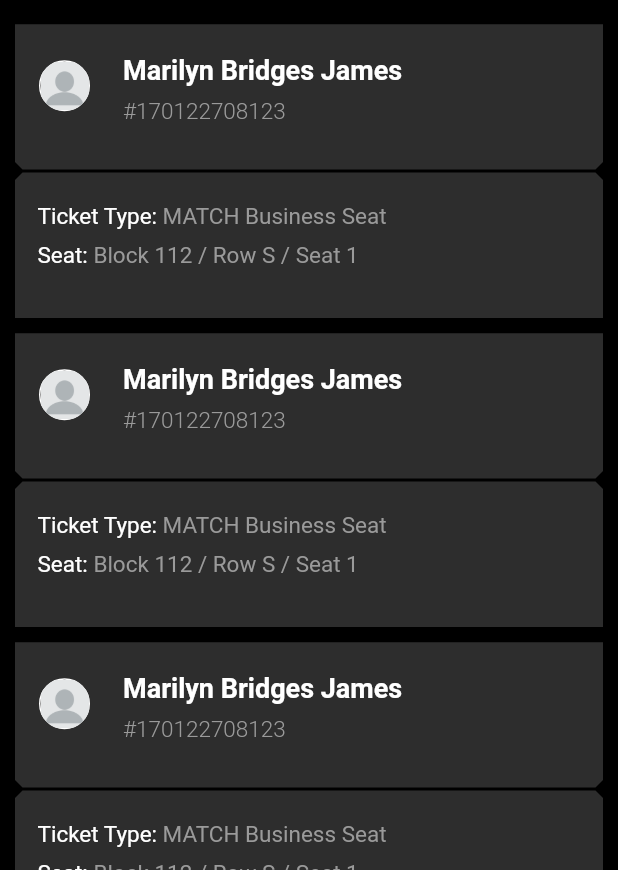
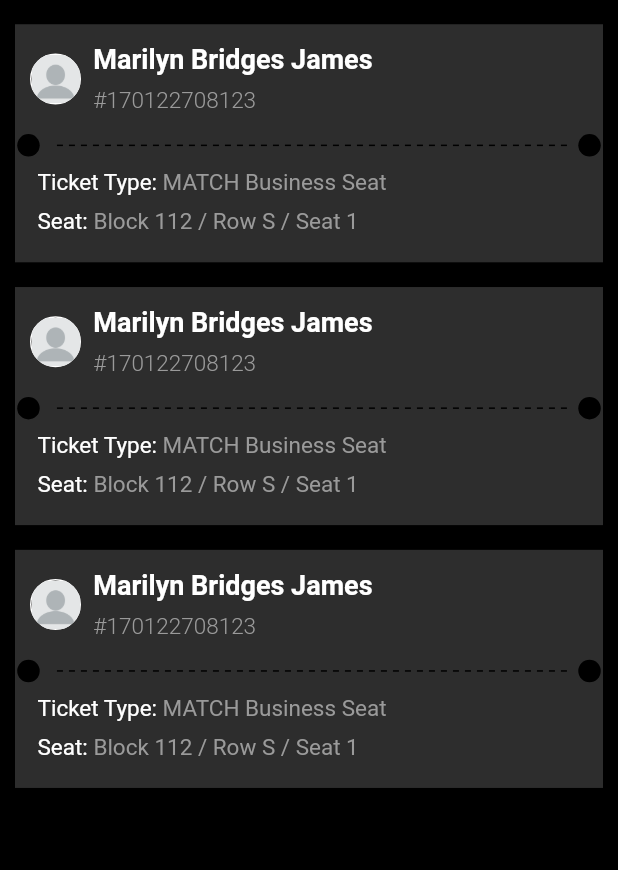
Before and after one commit to samaa99/ticketsTask, a Flutter app: the MatchInfo screen opened directly, on a phone screen of 412 x 824 dp, the part 366-1236 px from its top. Run offline on Flutter 3.47's test engine with Material 2 defaults, Android fonts, the phone set to English and light mode, and no system bars; drawn by our look-alikes of dotted_line; missing offline and left inert: solid_bottom_sheet.

Commit message:
rounded bottom sheet and trying with circles and line

```diff
--- a/lib/main.dart
+++ b/lib/main.dart
@@ -13,7 +13,11 @@ class MyApp extends StatelessWidget {
   Widget build(BuildContext context) {
     return MaterialApp(
       title: 'Flutter Demo',
-      theme: ThemeData(),
+      theme: ThemeData(
+        bottomSheetTheme: const BottomSheetThemeData(
+          backgroundColor: Colors.black,
+        ),
+      ),
       home: const UsersListPage(),
     );
   }
--- a/lib/screens/match_info_page.dart
+++ b/lib/screens/match_info_page.dart
@@ -1,3 +1,4 @@
+import 'package:dotted_line/dotted_line.dart';
 import 'package:flutter/material.dart';
 
 import '../constants.dart';
@@ -143,13 +144,14 @@ class _MatchInfoState extends State<MatchInfo> {
           height: _deviceHeight * 0.02,
         ),
         ListView.separated(
+            physics: const NeverScrollableScrollPhysics(),
             shrinkWrap: true,
             itemBuilder: (context, index) {
               return _buildTicketsDetailsColumn();
             },
             separatorBuilder: (context, index) {
               return SizedBox(
-                height: _deviceHeight * 0.01,
+                height: _deviceHeight * 0.02,
               );
             },
             itemCount: 3)
@@ -158,23 +160,20 @@ class _MatchInfoState extends State<MatchInfo> {
   }
 
   Widget _buildTicketsDetailsColumn() {
-    return Column(
-      children: [
-        Container(
-          height: _deviceHeight * 0.12,
-          child: Card(
-            margin: const EdgeInsets.only(bottom: 2),
-            shape: const BeveledRectangleBorder(
-              borderRadius: BorderRadius.only(
-                bottomRight: Radius.circular(5),
-                bottomLeft: Radius.circular(5),
-              ),
-            ),
+    return Container(
+      // padding: EdgeInsets.all(10),
+      margin: const EdgeInsets.only(bottom: 0),
       color: const Color(0xff2D2D2D),
       child: Padding(
         padding: const EdgeInsets.symmetric(vertical: 8.0),
-              child: ListTile(
-                leading: Container(
+        child: Column(
+          crossAxisAlignment: CrossAxisAlignment.start,
+          children: [
+            Padding(
+              padding: const EdgeInsets.symmetric(horizontal: 10, vertical: 5),
+              child: Row(
+                children: [
+                  Container(
                     width: 34,
                     height: 34,
                     clipBehavior: Clip.antiAlias,
@@ -188,38 +187,63 @@ class _MatchInfoState extends State<MatchInfo> {
                       width: 34,
                     ),
                   ),
-                title: const Text(
+                  SizedBox(
+                    width: _deviceWidth * 0.02,
+                  ),
+                  Column(
+                    crossAxisAlignment: CrossAxisAlignment.start,
+                    children: const [
+                      Text(
                         'Marilyn Bridges James',
                         maxLines: 1,
                         style: kTitleUserMainListTile,
                       ),
-                subtitle: const Padding(
+                      Padding(
                         padding: EdgeInsets.only(top: 8.0),
                         child: Text(
                           '#170122708123',
                           style: kSubTitleUserMainListTile,
                         ),
                       ),
+                    ],
+                  ),
+                ],
               ),
             ),
+            SizedBox(
+              height: _deviceHeight * 0.01,
+            ),
+            Row(
+              mainAxisAlignment: MainAxisAlignment.spaceEvenly,
+              children: [
+                Container(
+                  margin: EdgeInsets.only(right: 10),
+                  height: 15,
+                  width: 15,
+                  decoration: const BoxDecoration(
+                    color: Colors.black,
+                    shape: BoxShape.circle,
                   ),
                 ),
+                DottedLine(
+                  lineLength: _deviceWidth * 0.84,
+                ),
                 Container(
-          height: _deviceHeight * 0.12,
-          child: Card(
-            margin: const EdgeInsets.only(bottom: 2),
-            shape: const BeveledRectangleBorder(
-              borderRadius: BorderRadius.only(
-                topLeft: Radius.circular(5),
-                topRight: Radius.circular(5),
+                  height: 15,
+                  width: 15,
+                  decoration: const BoxDecoration(
+                    color: Colors.black,
+                    shape: BoxShape.circle,
                   ),
                 ),
-            color: Color(0xff2D2D2D),
-            child: Padding(
-              padding: const EdgeInsets.only(left: 15.0, right: 10, top: 20),
-              child: Column(
-                children: [
-                  Row(
+              ],
+            ),
+            SizedBox(
+              height: _deviceHeight * 0.01,
+            ),
+            Padding(
+              padding: const EdgeInsets.only(right: 15, left: 15),
+              child: Row(
                 children: const [
                   Text(
                     'Ticket Type: ',
@@ -235,10 +259,13 @@ class _MatchInfoState extends State<MatchInfo> {
                   ),
                 ],
               ),
+            ),
             SizedBox(
               height: _deviceHeight * 0.01,
             ),
-                  Row(
+            Padding(
+              padding: const EdgeInsets.only(right: 15, left: 15, bottom: 10),
+              child: Row(
                 children: const [
                   Text(
                     'Seat: ',
@@ -254,12 +281,27 @@ class _MatchInfoState extends State<MatchInfo> {
                   ),
                 ],
               ),
+            ),
           ],
         ),
       ),
-          ),
-        ),
-      ],
     );
+    // Container(
+    //   height: _deviceHeight * 0.12,
+    //   child: Card(
+    //     margin: const EdgeInsets.only(bottom: 0),
+    //     shape: const BeveledRectangleBorder(
+    //       borderRadius: BorderRadius.only(
+    //         topLeft: Radius.circular(5),
+    //         topRight: Radius.circular(5),
+    //       ),
+    //     ),
+    //     color: Color(0xff2D2D2D),
+    //     child: Padding(
+    //       padding: const EdgeInsets.only(left: 15.0, right: 10, top: 20),
+    //       child:
+    //     ),
+    //   ),
+    // ),
   }
 }
--- a/lib/screens/user_details_page.dart
+++ b/lib/screens/user_details_page.dart
@@ -33,7 +33,13 @@ class _UserDetailsState extends State<UserDetails> {
     _deviceHeight = MediaQuery.of(context).size.height;
     _deviceWidth = MediaQuery.of(context).size.width;
     return Container(
-      color: Colors.black,
+      decoration: const BoxDecoration(
+        color: Colors.black,
+        borderRadius: BorderRadius.only(
+          topRight: Radius.circular(20),
+          topLeft: Radius.circular(20),
+        ),
+      ),
       child: SingleChildScrollView(
         child: SolidBottomSheet(
           maxHeight: _deviceHeight * 0.9,
@@ -218,6 +224,7 @@ class _UserDetailsState extends State<UserDetails> {
           height: _deviceHeight * 0.015,
         ),
         ListView.separated(
+          physics: const NeverScrollableScrollPhysics(),
           shrinkWrap: true,
           itemCount: 2,
           itemBuilder: (context, index) {
@@ -258,6 +265,7 @@ class _UserDetailsState extends State<UserDetails> {
           height: _deviceHeight * 0.015,
         ),
         ListView.separated(
+          physics: const NeverScrollableScrollPhysics(),
           shrinkWrap: true,
           itemCount: 3,
           itemBuilder: (context, index) {
--- a/lib/screens/users_list_page.dart
+++ b/lib/screens/users_list_page.dart
@@ -105,6 +105,9 @@ class _UsersListPageState extends State<UsersListPage> {
               }),
           onTap: () {
             showModalBottomSheet(
+                shape: const RoundedRectangleBorder(
+                  borderRadius: BorderRadius.vertical(top: Radius.circular(20)),
+                ),
                 isScrollControlled: true,
                 context: context,
                 builder: (context) => const UserDetails());
--- a/pubspec.yaml
+++ b/pubspec.yaml
@@ -35,6 +35,7 @@ dependencies:
   # Use with the CupertinoIcons class for iOS style icons.
   cupertino_icons: ^1.0.2
   solid_bottom_sheet: ^0.1.10
+  dotted_line: ^3.1.0
 #  bottom_sheet: ^3.1.2
 
 dev_dependencies:
```
Also changed, not shown: pubspec.lock. Lines whose indentation alone changed are shown as unchanged.
